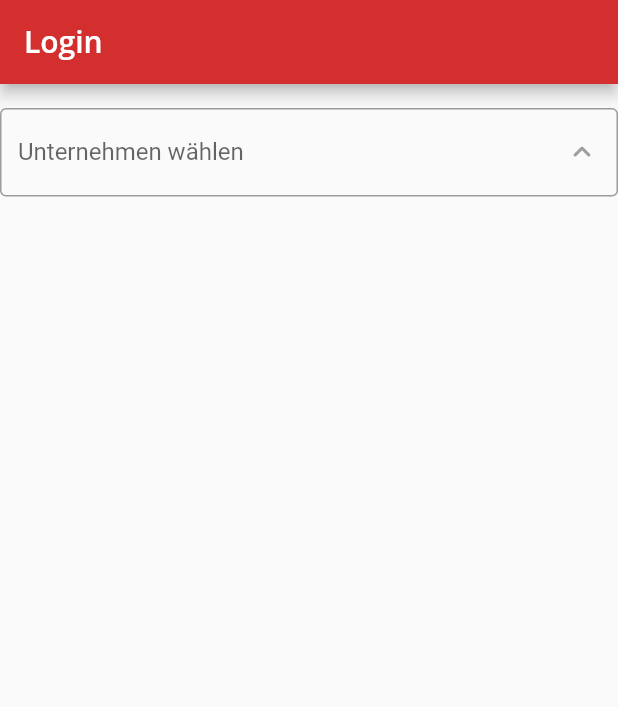
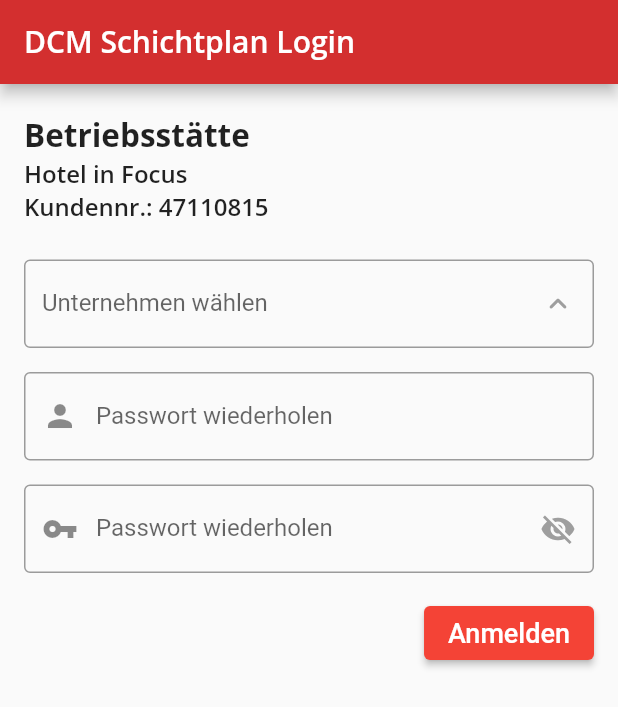
Before and after one commit to uthoffp/-DCM-Schichtplan-Flutter, a Flutter app: the LoginPage screen opened directly, on a phone screen of 412 x 824 dp. Shown: the top 707 px of the screen. Run offline on Flutter 3.47's test engine with Material 2 defaults, Android fonts, the phone set to English and light mode, and no system bars; our stand-ins replace google_fonts.

Commit message:
Login UI done

```diff
--- a/lib/view/fragments/abrequest_fragment.dart
+++ b/lib/view/fragments/abrequest_fragment.dart
@@ -13,6 +13,7 @@ class AbRequestFragment extends StatefulWidget {
 class _AbRequestFragmentState extends State<AbRequestFragment> {
   bool _menuExpanded = false;
   bool _fileAttached = false;
+
   var _date = DateTime.now();
   final _dateController = TextEditingController();
   final _commentController = TextEditingController();
--- a/lib/view/pages/login_page.dart
+++ b/lib/view/pages/login_page.dart
@@ -1,4 +1,5 @@
 import 'package:dcm_flutter/resources/strings.dart';
+import 'package:dcm_flutter/view/pages/main_page.dart';
 import 'package:dcm_flutter/view/widgets/drop_down.dart';
 import 'package:flutter/cupertino.dart';
 import 'package:flutter/material.dart';
@@ -13,21 +14,102 @@ class LoginPage extends StatefulWidget {
 class _LoginPageState extends State<LoginPage> {
   final _companySelectController = TextEditingController();
 
+  void _login() {
+    Navigator.pushReplacement(context, MaterialPageRoute(builder: (_) {
+      return MainPage();
+    }));
+  }
+
   @override
   Widget build(BuildContext context) {
+    final theme = Theme.of(context);
+    final textTheme = theme.textTheme;
+    bool _isLoading = false;
+    bool _pwVisible = false;
+
     return Scaffold(
       appBar: AppBar(
-        title: const Text("Login"),
+        title: const Text(Strings.appName + " Login"),
       ),
       body: Column(children: [
-        Text(_companySelectController.text),
+        Visibility(
+          child: const LinearProgressIndicator(),
+          maintainSize: true,
+          maintainAnimation: true,
+          maintainState: true,
+          visible: _isLoading,
+        ),
+        Padding(
+          padding: const EdgeInsets.all(16),
+          child: Column(
+            children: [
+              Align(
+                alignment: Alignment.centerLeft,
+                child: Text(Strings.txtCompany, style: textTheme.headline2),
+              ),
+              Align(
+                alignment: Alignment.centerLeft,
+                child: Text("Hotel in Focus", style: textTheme.headline3),
+              ),
+
+              Align(
+                alignment: Alignment.centerLeft,
+                child: Text("Kundennr.: 47110815", style: textTheme.headline3),
+              ),
+              const SizedBox(height: 24),
               DropDownInputField(
                 controller: _companySelectController,
                 hint: Strings.hintCompany,
                 onChanged: () => setState(() {
                   _companySelectController.text;
                 }),
-          options: ["Company 1", "Company 2"],
+                options: const ["Company 1", "Company 2"],
+              ),
+              const SizedBox(height: 16),
+              TextFormField(
+                keyboardType: TextInputType.text,
+                decoration: const InputDecoration(
+                  border: OutlineInputBorder(),
+                  prefixIcon: Icon(Icons.person),
+                  labelText: Strings.hintPwConfirm,
+                  floatingLabelBehavior: FloatingLabelBehavior.auto,
+                  hintText: Strings.hintPwConfirm,
+                ),
+              ),
+              const SizedBox(height: 16),
+              TextFormField(
+                keyboardType: TextInputType.text,
+                obscureText: _pwVisible,
+                decoration: InputDecoration(
+                  border: const OutlineInputBorder(),
+                  labelText: Strings.hintPwConfirm,
+                  floatingLabelBehavior: FloatingLabelBehavior.auto,
+                  hintText: Strings.hintPwConfirm,
+                  prefixIcon: const Icon(Icons.vpn_key),
+                  suffixIcon: IconButton(
+                    icon: Icon(
+                      _pwVisible ? Icons.visibility : Icons.visibility_off,
+                      color: Colors.grey,
+                    ),
+                    onPressed: () {
+                      setState(() {
+                        _pwVisible = !_pwVisible;
+                      });
+                    },
+                  ),
+                ),
+              ),
+              const SizedBox(height: 16),
+              Align(
+                child: ElevatedButton(
+                  onPressed: _login,
+                  child: const Text(Strings.btnLogin,
+                      style: TextStyle(fontSize: 18)),
+                ),
+                alignment: Alignment.centerRight,
+              )
+            ],
+          )
         )
       ]),
     );
```
Lines whose indentation alone changed are shown as unchanged.
